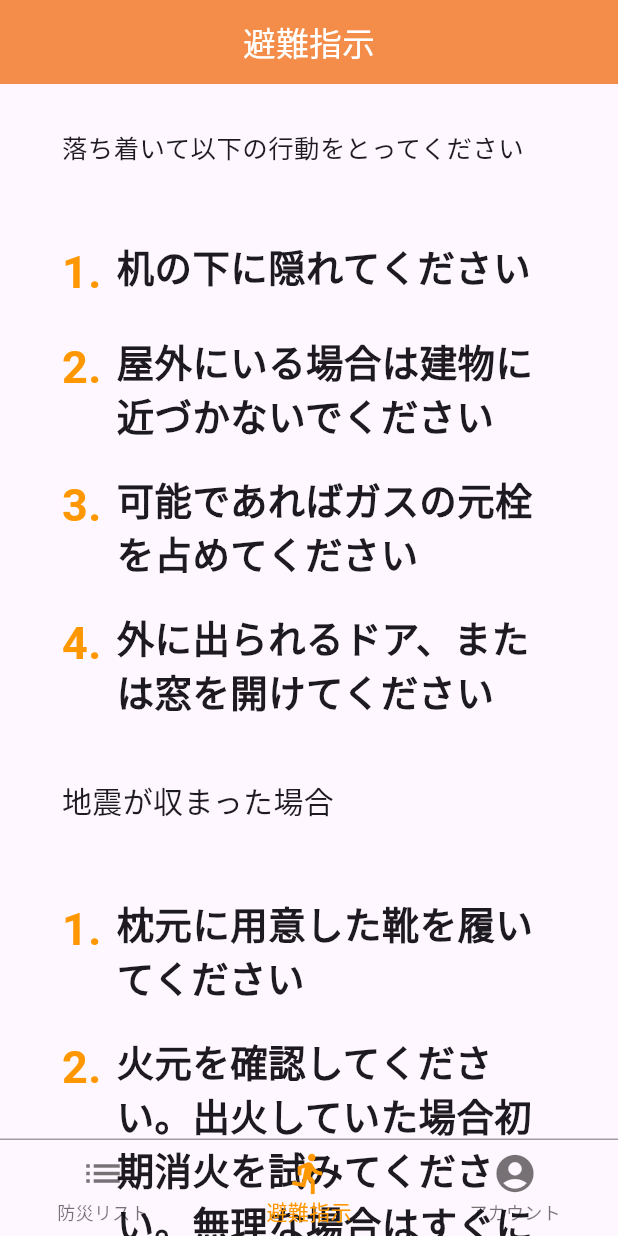
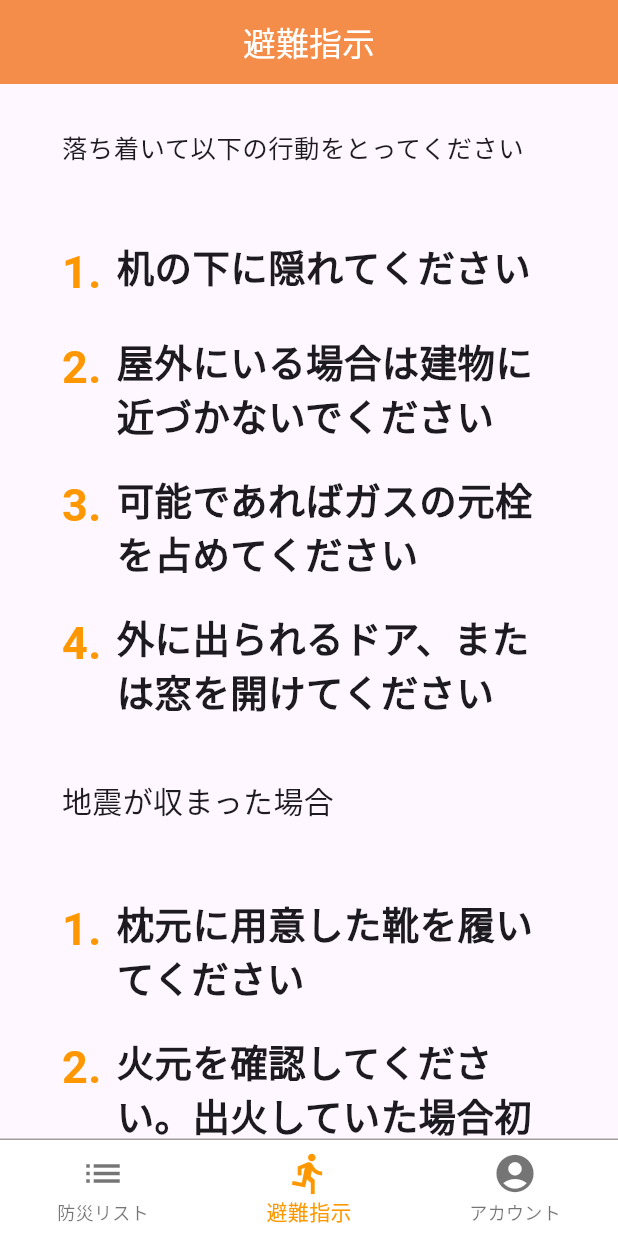
Before and after one commit to raisu3141/home_escape, a Flutter app: the HomePage screen opened directly, item 2 of the bottom bar chosen, on a phone screen of 412 x 824 dp. Run offline on Flutter 3.47's test engine with Material 3 defaults, Android fonts, the phone set to English and light mode, and no system bars; our stand-ins replace flutter_hooks, flutter_riverpod; Roboto replaces fonts that are missing (dotGothic16).

Commit message:
bottomber背景白変更

```diff
--- a/lib/main.dart
+++ b/lib/main.dart
@@ -61,9 +61,9 @@ class HomePage extends HookWidget {
     // 各タブに表示するページのリスト
     final List<Widget> _pages = <Widget>[
       // const AccountPage(), //ここに追加する
-      // const checkPage(),
+      CheckPage(), // const付けないでくれぇ
+      const EscapePage(),
       const AccountPage(),
-      const EscapePage(),
     ];
 
     // タブが選択された時にインデックスを更新するメソッド
@@ -105,7 +105,7 @@ class HomePage extends HookWidget {
           ],
           selectedItemColor: Colors.orange,
           type: BottomNavigationBarType.fixed,
-          backgroundColor: Colors.transparent,
+          backgroundColor: Colors.white,
           elevation: 0,
           iconSize: 30,
         ),
```
